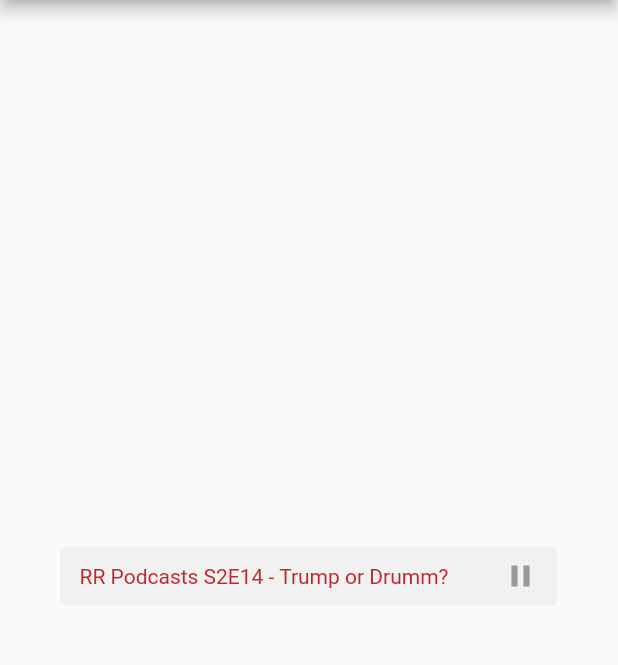
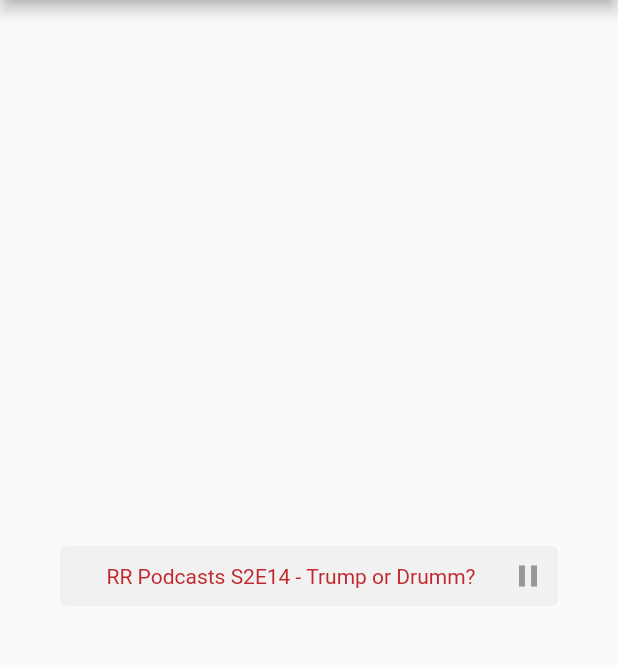
Before and after one commit to alexeylopukh/audioPlayer, a Flutter app: the screen it shows after launch, after a tap on the "play arrow" icon, on a phone screen of 412 x 824 dp, the part 84-749 px from its top. Run offline on Flutter 3.47's test engine with Material 2 defaults, Android fonts, the phone set to English and light mode, and no system bars; our stand-ins replace audioplayers.

Commit message:
no message

```diff
--- a/lib/audio_player.dart
+++ b/lib/audio_player.dart
@@ -102,50 +102,26 @@ class _AudioPlayerWidgetState extends State<AudioPlayerWidget> {
       child: Stack(
         children: <Widget>[
           progressIndicator(),
-          controlPanel(),
-          scrubberController(context)
+          textWidget(),
+          scrubberController(context),
+          buttonWidget()
         ],
       ),
     );
   }
 
-  Widget controlPanel() {
-    return Padding(
-      padding: EdgeInsets.symmetric(horizontal: 13),
-      child: Center(
-        child: Row(
-          mainAxisAlignment: MainAxisAlignment.spaceBetween,
-          children: <Widget>[
-            Expanded(
+  Widget textWidget() {
+    return Align(
+      alignment: Alignment.center,
+      child: Padding(
+        padding: EdgeInsets.only(left: 13, right: 37),
         child: Text(text,
             overflow: TextOverflow.ellipsis,
             style: TextStyle(
                 color: _playerState == PlayerState.stopped
                     ? TEXT_COLOR
                     : PLAYED_COLOR,
-                      fontSize: 14)),
-            ),
-            Container(
-              child: GestureDetector(
-                onTap: () {
-                  if (_isPlaying)
-                    _pause();
-                  else
-                    _play();
-                  setState(() {});
-                },
-                child: SizedBox(
-                  height: 24,
-                  width: 24,
-                  child: Icon(
-                    _isPlaying ? Icons.pause : Icons.play_arrow,
-                    color: TEXT_COLOR,
-                  ),
-                ),
-              ),
-            )
-          ],
-        ),
+                fontSize: 14))
       ),
     );
   }
@@ -183,12 +159,45 @@ class _AudioPlayerWidgetState extends State<AudioPlayerWidget> {
     if (_audioPlayerState == AudioPlayerState.STOPPED) return Container();
     return GestureDetector(
       onHorizontalDragUpdate: (DragUpdateDetails details) {
-        final position = details.localPosition.dx * _duration.inMilliseconds;
+        seekToRelativePosition(details.localPosition.dx);
+      },
+      onTapUp: (TapUpDetails details) {
+        seekToRelativePosition(details.localPosition.dx);
+      },
+    );
+  }
+
+  Widget buttonWidget(){
+    return Align(
+      alignment: Alignment.centerRight,
+      child: Padding(
+        padding: const EdgeInsets.only(right: 8),
+        child: GestureDetector(
+          onTap: () {
+            if (_isPlaying)
+              _pause();
+            else
+              _play();
+            setState(() {});
+          },
+          child: SizedBox(
+            height: 24,
+            width: 24,
+            child: Icon(
+              _isPlaying ? Icons.pause : Icons.play_arrow,
+              color: TEXT_COLOR,
+            ),
+          ),
+        ),
+      ),
+    );
+  }
+
+  seekToRelativePosition(double tapPosition) {
+    final position = tapPosition * _duration.inMilliseconds;
     final RenderBox box = context.findRenderObject();
     final double relative = position / box.size.width;
     _audioPlayer.seek(Duration(milliseconds: relative.round()));
-      },
-    );
   }
 
   Future<int> _play() async {
```
Lines whose indentation alone changed are shown as unchanged.
